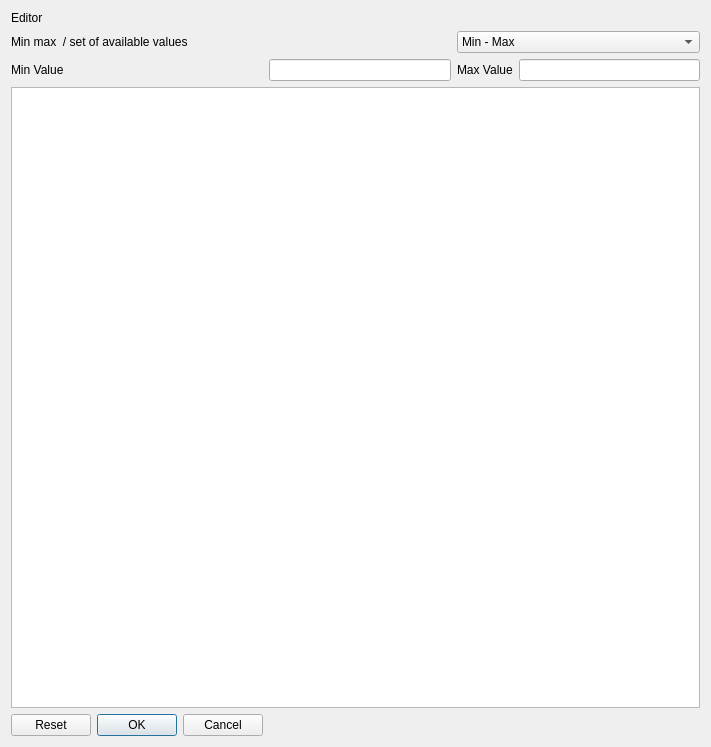
The window that uiElements/qdlgeditlimits.ui (ARIA-Sensing-srl/ARIA_RDK) describes before a commit, drawn with Qt 5.
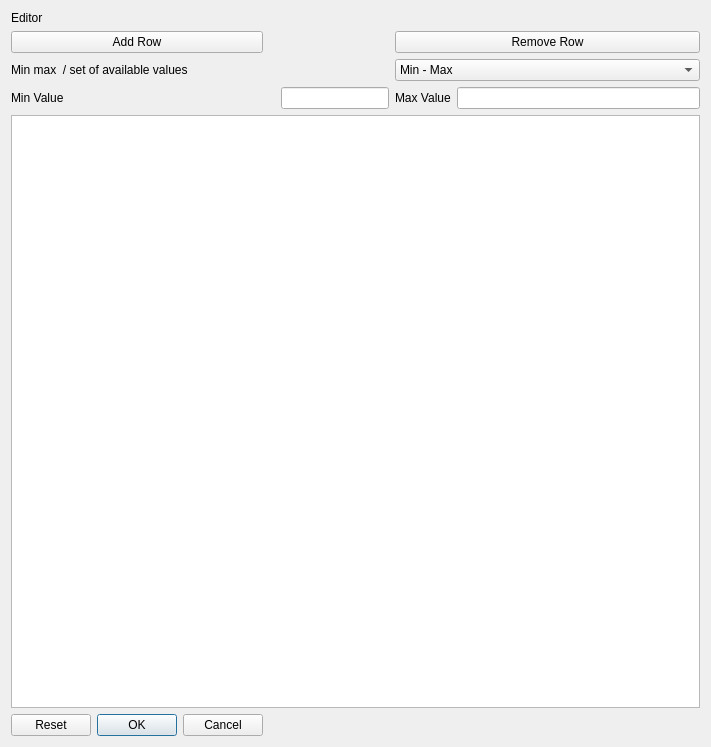
The same window after the commit.

Commit message: Minor fixes, added button for limits

```diff
--- a/uiElements/qdlgeditlimits.ui
+++ b/uiElements/qdlgeditlimits.ui
@@ -17,17 +17,7 @@
    <bool>true</bool>
   </property>
   <layout class="QGridLayout" name="gridLayout">
-   <item row="3" column="0">
-    <widget class="QLabel" name="lblMin">
-     <property name="text">
-      <string>Min Value</string>
-     </property>
-    </widget>
-   </item>
-   <item row="4" column="0" colspan="4">
-    <widget class="QTableWidget" name="tblVector"/>
-   </item>
-   <item row="1" column="2" colspan="2">
+   <item row="2" column="5" colspan="2">
     <widget class="QComboBox" name="cbLimitType">
      <item>
       <property name="text">
@@ -41,17 +31,41 @@
      </item>
     </widget>
    </item>
-   <item row="3" column="3">
+   <item row="5" column="0" colspan="7">
+    <widget class="QTableWidget" name="tblVector"/>
+   </item>
+   <item row="4" column="0">
+    <widget class="QLabel" name="lblMin">
+     <property name="text">
+      <string>Min Value</string>
+     </property>
+    </widget>
+   </item>
+   <item row="4" column="6">
     <widget class="QLineEdit" name="leMax"/>
    </item>
-   <item row="3" column="2">
+   <item row="2" column="0">
+    <widget class="QLabel" name="lblTitle">
+     <property name="text">
+      <string>Min max  / set of available values</string>
+     </property>
+    </widget>
+   </item>
+   <item row="4" column="5">
     <widget class="QLabel" name="lblMax">
      <property name="text">
       <string>Max Value</string>
      </property>
     </widget>
    </item>
-   <item row="5" column="0">
+   <item row="0" column="0" colspan="5">
+    <widget class="QLabel" name="label_2">
+     <property name="text">
+      <string>Editor</string>
+     </property>
+    </widget>
+   </item>
+   <item row="6" column="0">
     <widget class="QDialogButtonBox" name="buttonBox">
      <property name="orientation">
       <enum>Qt::Horizontal</enum>
@@ -64,20 +78,20 @@
      </property>
     </widget>
    </item>
-   <item row="3" column="1">
-    <widget class="QLineEdit" name="leMin"/>
-   </item>
    <item row="1" column="0">
-    <widget class="QLabel" name="lblTitle">
+    <widget class="QPushButton" name="btnAddRow">
      <property name="text">
-      <string>Min max  / set of available values</string>
+      <string>Add Row</string>
      </property>
     </widget>
    </item>
-   <item row="0" column="0" colspan="2">
-    <widget class="QLabel" name="label_2">
+   <item row="4" column="3" colspan="2">
+    <widget class="QLineEdit" name="leMin"/>
+   </item>
+   <item row="1" column="5" colspan="2">
+    <widget class="QPushButton" name="btnRemoveRow">
      <property name="text">
-      <string>Editor</string>
+      <string>Remove Row</string>
      </property>
     </widget>
    </item>
```
Left out of the diff: 4 changed lines with no effect on the pictures. The commit also changes 5 other files.
